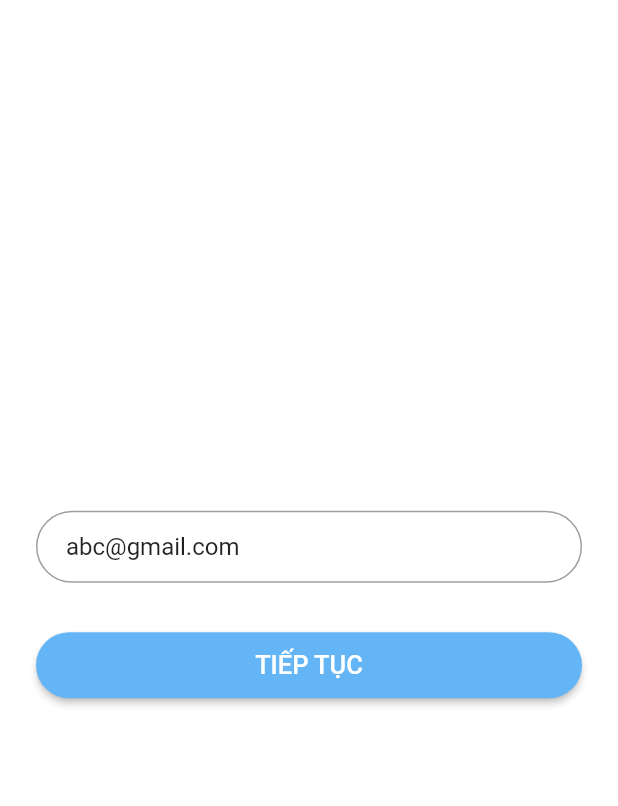
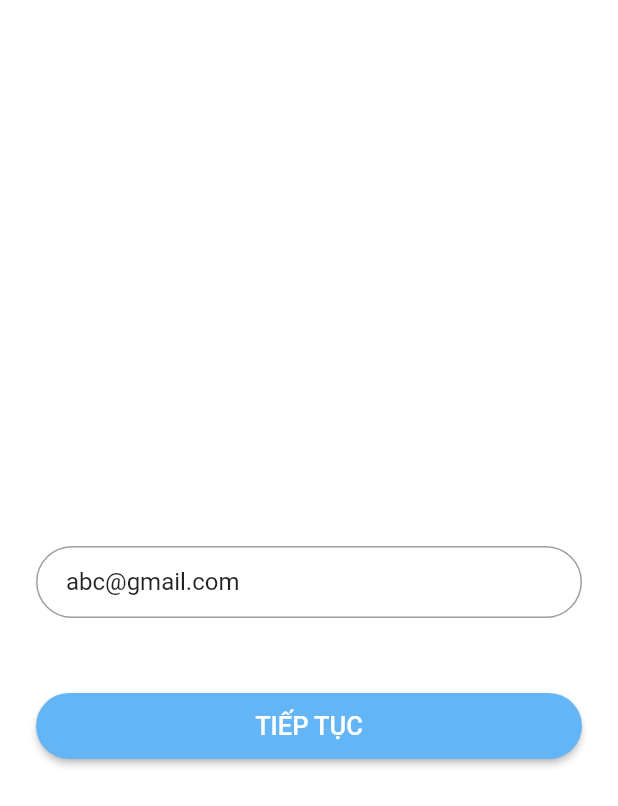
Before and after one commit to hoangthienvn97/Project_API, a Flutter app: the screen it shows after launch, on a phone screen of 412 x 824 dp. Shown: the top 806 px of the screen. Run offline on Flutter 3.47's test engine with Material 2 defaults, Android fonts, the phone set to English and light mode, and no system bars.

Commit message:
fix done

```diff
--- a/lib/login_page.dart
+++ b/lib/login_page.dart
@@ -30,9 +30,7 @@ class _LoginPageState extends State<LoginPage> {
         border: OutlineInputBorder(borderRadius: BorderRadius.circular(32.0)),
       ),
     );
-    final loginButton = Padding(
-      padding: EdgeInsets.symmetric(vertical: 16.0),
-      child: RaisedButton(
+    final loginButton = RaisedButton(
       shape: RoundedRectangleBorder(
         borderRadius: BorderRadius.circular(24),
       ),
@@ -58,7 +56,6 @@ class _LoginPageState extends State<LoginPage> {
         Strings.login_page_continue,
         style: TextStyle(color: Colors.white, fontSize: 17.0),
       ),
-      ),
     );
 
     return Scaffold(
@@ -68,9 +65,9 @@ class _LoginPageState extends State<LoginPage> {
             shrinkWrap: true,
             padding: EdgeInsets.only(left: 24.0, right: 24.0),
             children: <Widget>[
-              email,
-              SizedBox(height: 15.0),
-              loginButton,
+              Padding(padding: const EdgeInsets.only(top: 48), child: email),
+              Padding(
+                  padding: const EdgeInsets.only(top: 48), child: loginButton),
             ],
           ),
         ));
```
Lines whose indentation alone changed are shown as unchanged.
